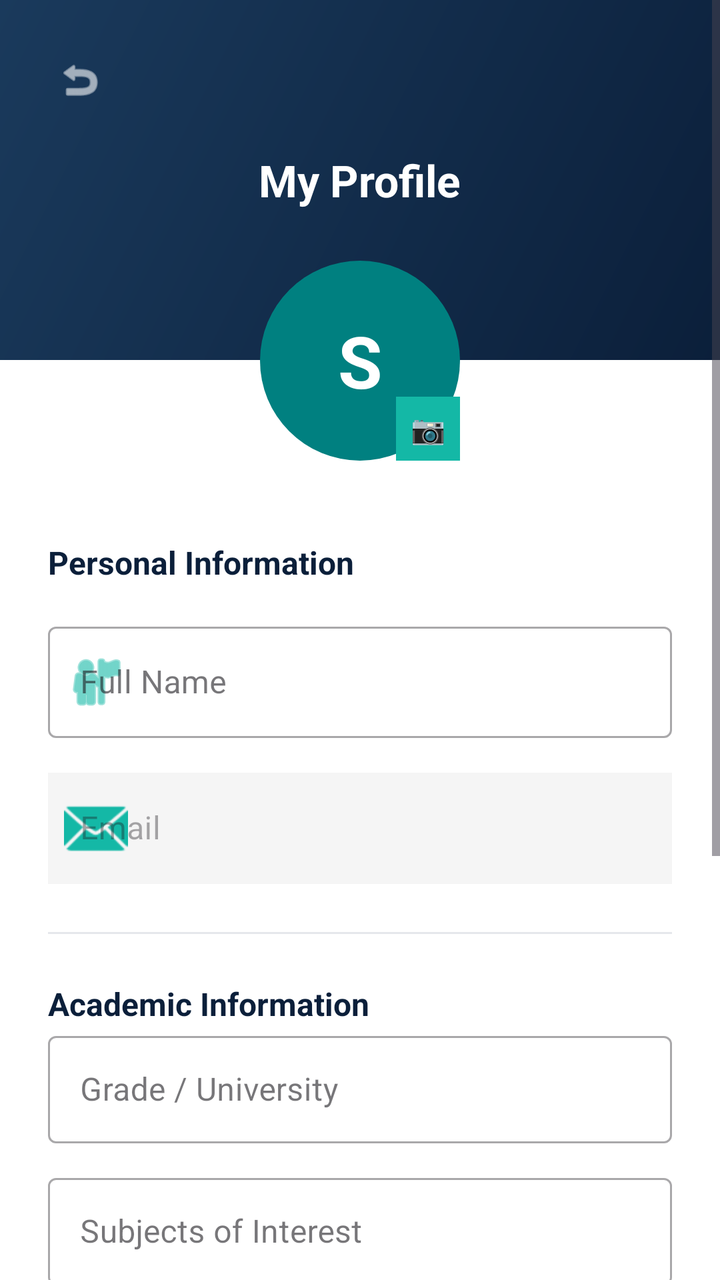
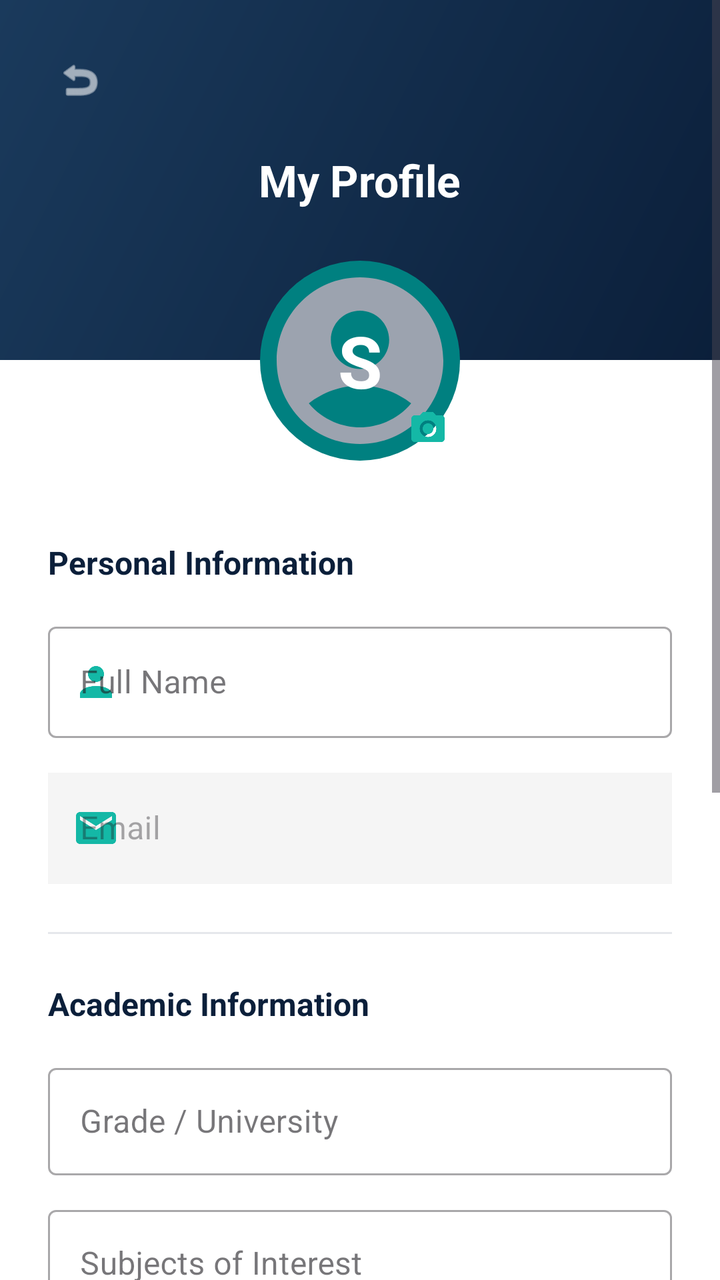

Compare the two renders of this Android layout. The source of the first and the diff that turns it into the second are given below.
<!-- AndroidManifest.xml: application theme Theme.UniAssist -->
<!-- res/layout/activity_edit_profile.xml -->
<?xml version="1.0" encoding="utf-8"?>
<ScrollView xmlns:android="http://schemas.android.com/apk/res/android"
    xmlns:app="http://schemas.android.com/apk/res-auto"
    android:layout_width="match_parent"
    android:layout_height="match_parent"
    android:background="@color/white"
    android:fillViewport="true">

    <LinearLayout
        android:layout_width="match_parent"
        android:layout_height="wrap_content"
        android:orientation="vertical">

        
        <RelativeLayout
            android:layout_width="match_parent"
            android:layout_height="180dp"
            android:background="@drawable/bg_header_gradient">

            <ImageView
                android:id="@+id/ivBack"
                android:layout_width="48dp"
                android:layout_height="48dp"
                android:layout_margin="16dp"
                android:padding="12dp"
                android:src="@android:drawable/ic_menu_revert"
                app:tint="@color/white" />

            <TextView
                android:layout_width="wrap_content"
                android:layout_height="wrap_content"
                android:layout_centerInParent="true"
                android:text="@string/my_profile"
                android:textColor="@color/white"
                android:textSize="22sp"
                android:textStyle="bold" />
        </RelativeLayout>

        
        <FrameLayout
            android:layout_width="100dp"
            android:layout_height="100dp"
            android:layout_gravity="center_horizontal"
            android:layout_marginTop="-50dp">

            <ImageView
                android:id="@+id/ivProfilePhoto"
                android:layout_width="100dp"
                android:layout_height="100dp"
                android:scaleType="centerCrop"
                android:background="@drawable/bg_teal_circle" />

            <TextView
                android:id="@+id/tvAvatarLetter"
                android:layout_width="match_parent"
                android:layout_height="match_parent"
                android:gravity="center"
                android:textColor="@color/surface"
                android:textStyle="bold"
                android:textSize="36sp"
                android:text="S" />

            <FrameLayout
                android:id="@+id/flCameraOverlay"
                android:layout_width="32dp"
                android:layout_height="32dp"
                android:layout_gravity="bottom|end"
                android:background="@color/accent"
                android:clickable="true"
                android:focusable="true">

                <TextView
                    android:layout_width="match_parent"
                    android:layout_height="match_parent"
                    android:gravity="center"
                    android:text="📷"
                    android:textSize="14sp" />
            </FrameLayout>
        </FrameLayout>

        
        <androidx.cardview.widget.CardView
            android:layout_width="match_parent"
            android:layout_height="wrap_content"
            android:layout_marginTop="16dp"
            app:cardCornerRadius="24dp"
            app:cardElevation="0dp">

            <LinearLayout
                android:layout_width="match_parent"
                android:layout_height="wrap_content"
                android:orientation="vertical"
                android:padding="24dp">

                <TextView
                    android:layout_width="wrap_content"
                    android:layout_height="wrap_content"
                    android:text="@string/personal_info"
                    android:textColor="@color/primary"
                    android:textStyle="bold"
                    android:textSize="16sp" />

                <com.google.android.material.textfield.TextInputLayout
                    style="@style/Widget.MaterialComponents.TextInputLayout.OutlinedBox"
                    android:layout_width="match_parent"
                    android:layout_height="wrap_content"
                    android:layout_marginTop="16dp"
                    android:hint="@string/full_name"
                    app:startIconDrawable="@android:drawable/ic_menu_myplaces"
                    app:startIconTint="@color/accent">

                    <com.google.android.material.textfield.TextInputEditText
                        android:id="@+id/etFullName"
                        android:layout_width="match_parent"
                        android:layout_height="wrap_content"
                        android:inputType="textPersonName" />
                </com.google.android.material.textfield.TextInputLayout>

                <com.google.android.material.textfield.TextInputLayout
                    style="@style/Widget.MaterialComponents.TextInputLayout.OutlinedBox"
                    android:layout_width="match_parent"
                    android:layout_height="wrap_content"
                    android:layout_marginTop="12dp"
                    android:enabled="false"
                    android:hint="@string/email"
                    app:endIconDrawable="@android:drawable/ic_lock_lock"
                    app:endIconTint="@color/text_hint"
                    app:startIconDrawable="@android:drawable/ic_dialog_email"
                    app:startIconTint="@color/accent">

                    <com.google.android.material.textfield.TextInputEditText
                        android:id="@+id/etEmail"
                        android:layout_width="match_parent"
                        android:layout_height="wrap_content"
                        android:background="#F5F5F5"
                        android:inputType="textEmailAddress" />
                </com.google.android.material.textfield.TextInputLayout>

                <View
                    android:layout_width="match_parent"
                    android:layout_height="1dp"
                    android:layout_marginTop="24dp"
                    android:background="@color/divider" />

                <TextView
                    android:layout_width="wrap_content"
                    android:layout_height="wrap_content"
                    android:layout_marginTop="24dp"
                    android:text="@string/academic_info"
                    android:textColor="@color/primary"
                    android:textStyle="bold"
                    android:textSize="16sp" />

                <com.google.android.material.textfield.TextInputLayout
                    android:layout_width="match_parent"
                    android:layout_height="wrap_content"
                    android:layout_marginBottom="12dp"
                    style="@style/Widget.MaterialComponents.TextInputLayout.OutlinedBox"
                    android:hint="Grade / University">

                    <com.google.android.material.textfield.TextInputEditText
                        android:id="@+id/etGradeUniversity"
                        android:layout_width="match_parent"
                        android:layout_height="wrap_content"
                        android:inputType="text"
                        android:padding="16dp"/>
                </com.google.android.material.textfield.TextInputLayout>

                <com.google.android.material.textfield.TextInputLayout
                    android:layout_width="match_parent"
                    android:layout_height="wrap_content"
                    android:layout_marginBottom="12dp"
                    style="@style/Widget.MaterialComponents.TextInputLayout.OutlinedBox"
                    android:hint="Subjects of Interest">

                    <com.google.android.material.textfield.TextInputEditText
                        android:id="@+id/etSubjectsOfInterest"
                        android:layout_width="match_parent"
                        android:layout_height="wrap_content"
                        android:inputType="text"
                        android:padding="16dp"
                        android:lines="2"/>
                </com.google.android.material.textfield.TextInputLayout>

                <View
                    android:layout_width="match_parent"
                    android:layout_height="1dp"
                    android:layout_marginTop="24dp"
                    android:background="@color/divider" />

                <TextView
                    android:layout_width="wrap_content"
                    android:layout_height="wrap_content"
                    android:layout_marginTop="24dp"
                    android:text="@string/account"
                    android:textColor="@color/primary"
                    android:textStyle="bold"
                    android:textSize="16sp" />

                <RelativeLayout
                    android:id="@+id/rlChangePassword"
                    android:layout_width="match_parent"
                    android:layout_height="48dp"
                    android:layout_marginTop="8dp"
                    android:clickable="true"
                    android:focusable="true"
                    android:foreground="?attr/selectableItemBackground">

                    <ImageView
                        android:id="@+id/ivLock"
                        android:layout_width="20dp"
                        android:layout_height="20dp"
                        android:layout_centerVertical="true"
                        android:src="@android:drawable/ic_lock_idle_lock"
                        app:tint="@color/accent" />

                    <TextView
                        android:layout_width="wrap_content"
                        android:layout_height="wrap_content"
                        android:layout_centerVertical="true"
                        android:layout_marginStart="12dp"
                        android:layout_toEndOf="@id/ivLock"
                        android:text="@string/change_password"
                        android:textColor="@color/primary"
                        android:textSize="14sp" />

                    <ImageView
                        android:layout_width="20dp"
                        android:layout_height="20dp"
                        android:layout_alignParentEnd="true"
                        android:layout_centerVertical="true"
                        android:src="@android:drawable/ic_menu_revert"
                        android:rotation="180"
                        app:tint="@color/text_hint" />
                </RelativeLayout>

                <RelativeLayout
                    android:id="@+id/rlLogout"
                    android:layout_width="match_parent"
                    android:layout_height="48dp"
                    android:clickable="true"
                    android:focusable="true"
                    android:foreground="?attr/selectableItemBackground">

                    <ImageView
                        android:id="@+id/ivExit"
                        android:layout_width="20dp"
                        android:layout_height="20dp"
                        android:layout_centerVertical="true"
                        android:src="@android:drawable/ic_lock_power_off"
                        app:tint="@color/error" />

                    <TextView
                        android:layout_width="wrap_content"
                        android:layout_height="wrap_content"
                        android:layout_centerVertical="true"
                        android:layout_marginStart="12dp"
                        android:layout_toEndOf="@id/ivExit"
                        android:text="@string/logout"
                        android:textColor="@color/error"
                        android:textSize="14sp" />

                    <ImageView
                        android:layout_width="20dp"
                        android:layout_height="20dp"
                        android:layout_alignParentEnd="true"
                        android:layout_centerVertical="true"
                        android:src="@android:drawable/ic_menu_revert"
                        android:rotation="180"
                        app:tint="@color/text_hint" />
                </RelativeLayout>

                <Button
                    android:id="@+id/btnSaveProfile"
                    android:layout_width="match_parent"
                    android:layout_height="56dp"
                    android:layout_marginTop="32dp"
                    android:layout_marginBottom="16dp"
                    android:backgroundTint="@color/accent"
                    android:text="@string/save_changes"
                    android:textAllCaps="false"
                    android:textStyle="bold"
                    app:cornerRadius="12dp" />

            </LinearLayout>
        </androidx.cardview.widget.CardView>
    </LinearLayout>

</ScrollView>
<!-- resources referenced by this layout -->
<resources>
  <color name="accent">#14B8A6</color>
  <color name="divider">#E5E7EB</color>
  <color name="error">#EF4444</color>
  <color name="primary">#0B1F3A</color>
  <color name="surface">#FFFFFF</color>
  <color name="text_hint">#9CA3AF</color>
  <color name="white">#FFFFFF</color>
  <!-- drawable bg_header_gradient (drawable) -->
  <?xml version="1.0" encoding="utf-8"?>
  <shape xmlns:android="http://schemas.android.com/apk/res/android"
      android:shape="rectangle">
      <gradient
          android:angle="135"
          android:endColor="@color/primary_light"
          android:startColor="@color/primary"
          android:type="linear" />
  </shape>
  <!-- drawable bg_teal_circle (drawable) -->
  <?xml version="1.0" encoding="utf-8"?>
  <shape xmlns:android="http://schemas.android.com/apk/res/android"
      android:shape="oval">
      <solid android:color="#008080" />
  </shape>
  <string name="academic_info">Academic Information</string>
  <string name="account">Account</string>
  <string name="change_password">Change Password</string>
  <string name="email">Email</string>
  <string name="full_name">Full Name</string>
  <string name="logout">Logout</string>
  <string name="my_profile">My Profile</string>
  <string name="personal_info">Personal Information</string>
  <string name="save_changes">Save Changes</string>
  <style name="Theme.UniAssist" parent="Base.Theme.UniAssist">
          <item name="android:windowTranslucentStatus">false</item>
          <item name="android:windowDrawsSystemBarBackgrounds">true</item>
          <item name="android:statusBarColor">@color/primary</item>
      </style>
  <color name="primary_light">#1a3a5c</color>
  <style name="Base.Theme.UniAssist" parent="Theme.Material3.DayNight.NoActionBar">
          
          
      </style>
</resources>

<!-- the commit's change to res/layout/activity_edit_profile.xml (unified diff, before → after) -->
@@ -48,7 +48,8 @@
                 android:layout_width="100dp"
                 android:layout_height="100dp"
                 android:scaleType="centerCrop"
-                android:background="@drawable/bg_teal_circle" />
+                android:background="@drawable/bg_teal_circle"
+                android:src="@drawable/ic_student_silhouette" />
 
             <TextView
                 android:id="@+id/tvAvatarLetter"
@@ -65,16 +66,15 @@
                 android:layout_width="32dp"
                 android:layout_height="32dp"
                 android:layout_gravity="bottom|end"
-                android:background="@color/accent"
                 android:clickable="true"
                 android:focusable="true">
 
-                <TextView
+                <ImageView
                     android:layout_width="match_parent"
                     android:layout_height="match_parent"
-                    android:gravity="center"
-                    android:text="📷"
-                    android:textSize="14sp" />
+                    android:padding="6dp"
+                    android:src="@drawable/ic_camera_modern"
+                    app:tint="@color/accent" />
             </FrameLayout>
         </FrameLayout>
 
@@ -106,7 +106,7 @@
                     android:layout_height="wrap_content"
                     android:layout_marginTop="16dp"
                     android:hint="@string/full_name"
-                    app:startIconDrawable="@android:drawable/ic_menu_myplaces"
+                    app:startIconDrawable="@drawable/ic_person_modern"
                     app:startIconTint="@color/accent">
 
                     <com.google.android.material.textfield.TextInputEditText
@@ -125,7 +125,7 @@
                     android:hint="@string/email"
                     app:endIconDrawable="@android:drawable/ic_lock_lock"
                     app:endIconTint="@color/text_hint"
-                    app:startIconDrawable="@android:drawable/ic_dialog_email"
+                    app:startIconDrawable="@drawable/ic_mail_modern"
                     app:startIconTint="@color/accent">
 
                     <com.google.android.material.textfield.TextInputEditText
@@ -154,6 +154,7 @@
                 <com.google.android.material.textfield.TextInputLayout
                     android:layout_width="match_parent"
                     android:layout_height="wrap_content"
+                    android:layout_marginTop="16dp"
                     android:layout_marginBottom="12dp"
                     style="@style/Widget.MaterialComponents.TextInputLayout.OutlinedBox"
                     android:hint="Grade / University">
@@ -181,6 +182,17 @@
                         android:padding="16dp"
                         android:lines="2"/>
                 </com.google.android.material.textfield.TextInputLayout>
+
+                <Button
+                    android:id="@+id/btnUpdateAcademic"
+                    android:layout_width="match_parent"
+                    android:layout_height="52dp"
+                    android:layout_marginTop="8dp"
+                    android:backgroundTint="@color/accent"
+                    android:text="Update"
+                    android:textAllCaps="false"
+                    android:textStyle="bold"
+                    app:cornerRadius="12dp" />
 
                 <View
                     android:layout_width="match_parent"
<!-- resource entries referenced after the edit -->
@@ -23,6 +23,46 @@
       android:shape="oval">
       <solid android:color="#008080" />
   </shape>
+  <!-- drawable ic_camera_modern (drawable) -->
+  <vector xmlns:android="http://schemas.android.com/apk/res/android"
+      android:width="24dp"
+      android:height="24dp"
+      android:viewportWidth="24"
+      android:viewportHeight="24">
+      <path
+          android:fillColor="#FFFFFF"
+          android:pathData="M12,12m-3.2,0a3.2,3.2 0,1 1,6.4 0a3.2,3.2 0,1 1,-6.4 0M9,2L7.17,4H4c-1.1,0 -2,0.9 -2,2v12c0,1.1 0.9,2 2,2h16c1.1,0 2,-0.9 2,-2V6c0,-1.1 -0.9,-2 -2,-2h-3.17L15,2H9zM12,17c-2.76,0 -5,-2.24 -5,-5s2.24,-5 5,-5s5,2.24 5,5s-2.24,5 -5,5z"/>
+  </vector>
+  <!-- drawable ic_mail_modern (drawable) -->
+  <vector xmlns:android="http://schemas.android.com/apk/res/android"
+      android:width="24dp"
+      android:height="24dp"
+      android:viewportWidth="24"
+      android:viewportHeight="24">
+      <path
+          android:fillColor="#0B1F3A"
+          android:pathData="M20,4H4C2.9,4 2,4.9 2,6v12c0,1.1 0.9,2 2,2h16c1.1,0 2,-0.9 2,-2V6C22,4.9 21.1,4 20,4zM20,8l-8,5L4,8V6l8,5l8,-5V8z"/>
+  </vector>
+  <!-- drawable ic_person_modern (drawable) -->
+  <vector xmlns:android="http://schemas.android.com/apk/res/android"
+      android:width="24dp"
+      android:height="24dp"
+      android:viewportWidth="24"
+      android:viewportHeight="24">
+      <path
+          android:fillColor="#0B1F3A"
+          android:pathData="M12,4c2.21,0 4,1.79 4,4s-1.79,4 -4,4 -4,-1.79 -4,-4 1.79,-4 4,-4M12,14c4.42,0 8,1.79 8,4v2H4v-2c0,-2.21 3.58,-4 8,-4"/>
+  </vector>
+  <!-- drawable ic_student_silhouette (drawable) -->
+  <vector xmlns:android="http://schemas.android.com/apk/res/android"
+      android:width="24dp"
+      android:height="24dp"
+      android:viewportWidth="24"
+      android:viewportHeight="24">
+      <path
+          android:fillColor="#9CA3AF"
+          android:pathData="M12,2C6.48,2 2,6.48 2,12s4.48,10 10,10 10,-4.48 10,-10S17.52,2 12,2zM12,6c1.93,0 3.5,1.57 3.5,3.5S13.93,13 12,13s-3.5,-1.57 -3.5,-3.5S10.07,6 12,6zM12,20c-2.03,0 -4.43,-0.82 -6.14,-2.88C7.55,15.8 9.68,15 12,15s4.45,0.8 6.14,2.12C16.43,19.18 14.03,20 12,20z"/>
+  </vector>
   <string name="academic_info">Academic Information</string>
   <string name="account">Account</string>
   <string name="change_password">Change Password</string>
